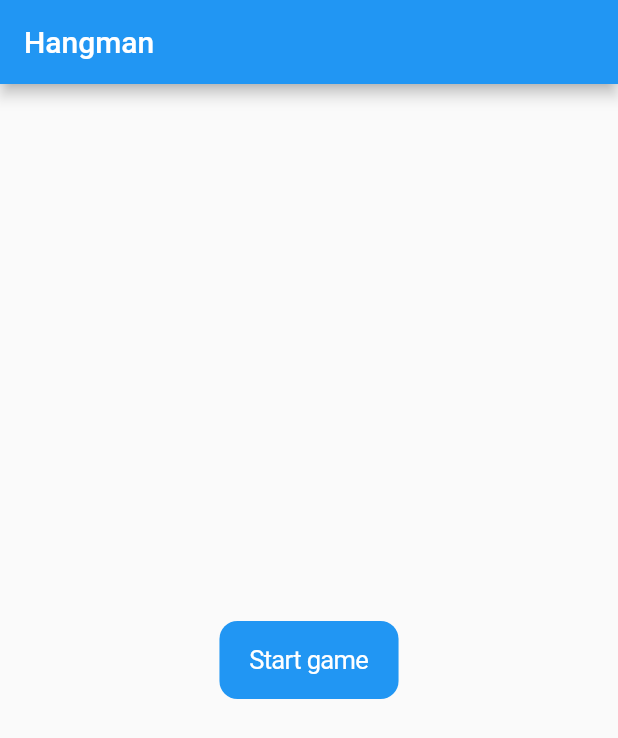
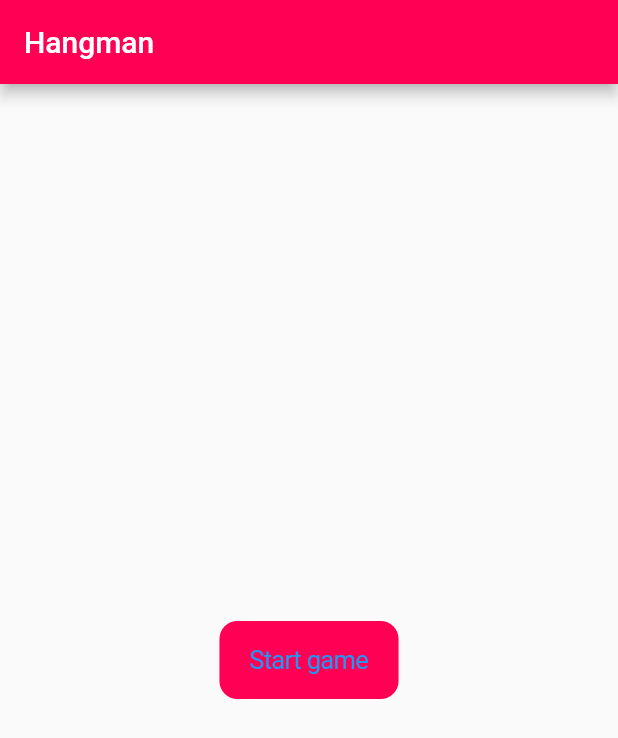
Before and after one commit to SALANKIII/hangman_gyak, a Flutter app: the screen it shows after launch, on a phone screen of 412 x 824 dp. Shown: the top 738 px of the screen. Run offline on Flutter 3.47's test engine with Material 2 defaults, Android fonts, the phone set to English and light mode, and no system bars; our stand-ins replace confetti, get; missing offline and left inert: dart:js.

Commit message:
majdnem keeeeeesz

```diff
--- a/lib/controllers/end_view_controller.dart
+++ b/lib/controllers/end_view_controller.dart
@@ -2,7 +2,6 @@ import 'package:confetti/confetti.dart';
 import 'package:get/get.dart';
 
 class EndViewController extends GetxController {
-  bool legyenKonfettiEso= false;
   ConfettiController confettiController = ConfettiController();
 
   @override
--- a/lib/views/home_view.dart
+++ b/lib/views/home_view.dart
@@ -7,9 +7,12 @@ class HomeView extends StatelessWidget {
   @override
   Widget build(BuildContext context) {
     return Scaffold(
-      appBar: AppBar(title: Text("Hangman")),
+      appBar: AppBar(
+          backgroundColor: Color.fromARGB(255, 255, 0, 85),
+          title: Text("Hangman")),
       body: Center(
-          child: CupertinoButton.filled(
+          child: CupertinoButton(
+        color: Color.fromARGB(255, 255, 0, 85),
         child: Text("Start game"),
         onPressed: () {
           Get.to(
--- a/lib/views/widgets/letter_button.dart
+++ b/lib/views/widgets/letter_button.dart
@@ -12,7 +12,8 @@ class LetterButton extends StatelessWidget {
 
   @override
   Widget build(BuildContext context) {
-    return CupertinoButton.filled(
+    return CupertinoButton(
+      color: Color.fromARGB(255, 255, 0, 85),
       padding: EdgeInsets.zero,
       child: Text(letter),
       onPressed: (controller.aMegadottBetuVoltEmar(letter))
```
Also changed, not shown: lib/controllers/game_view_controller.dart (+21 -1 lines), lib/views/game_view.dart (+6 -5 lines).
